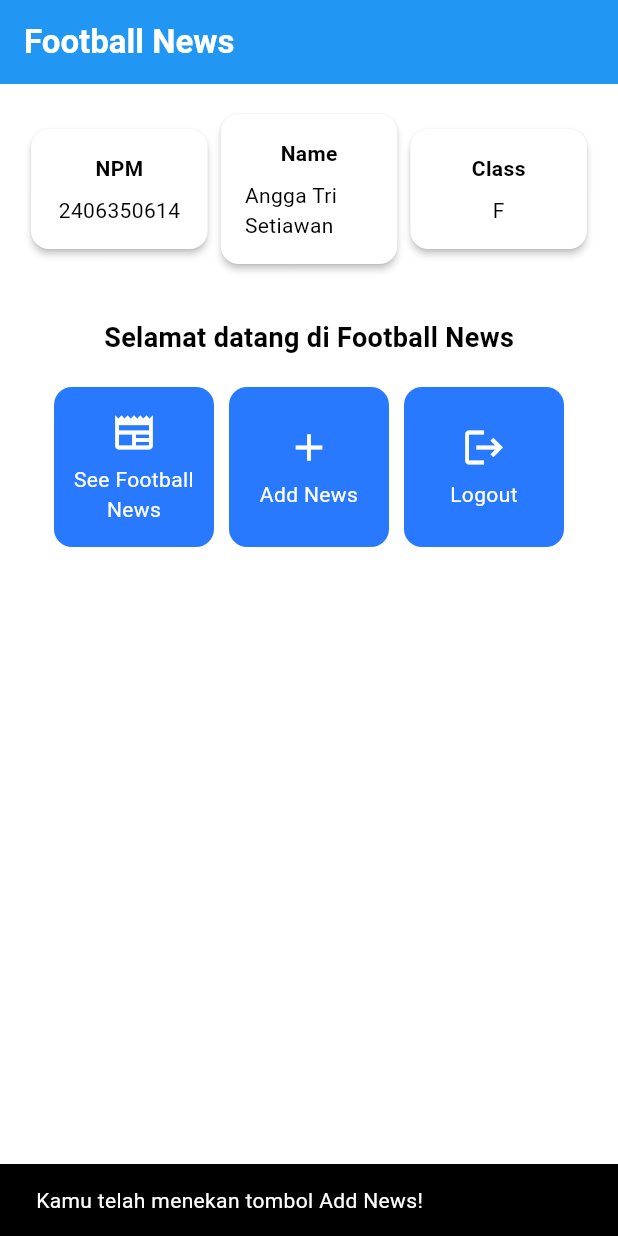
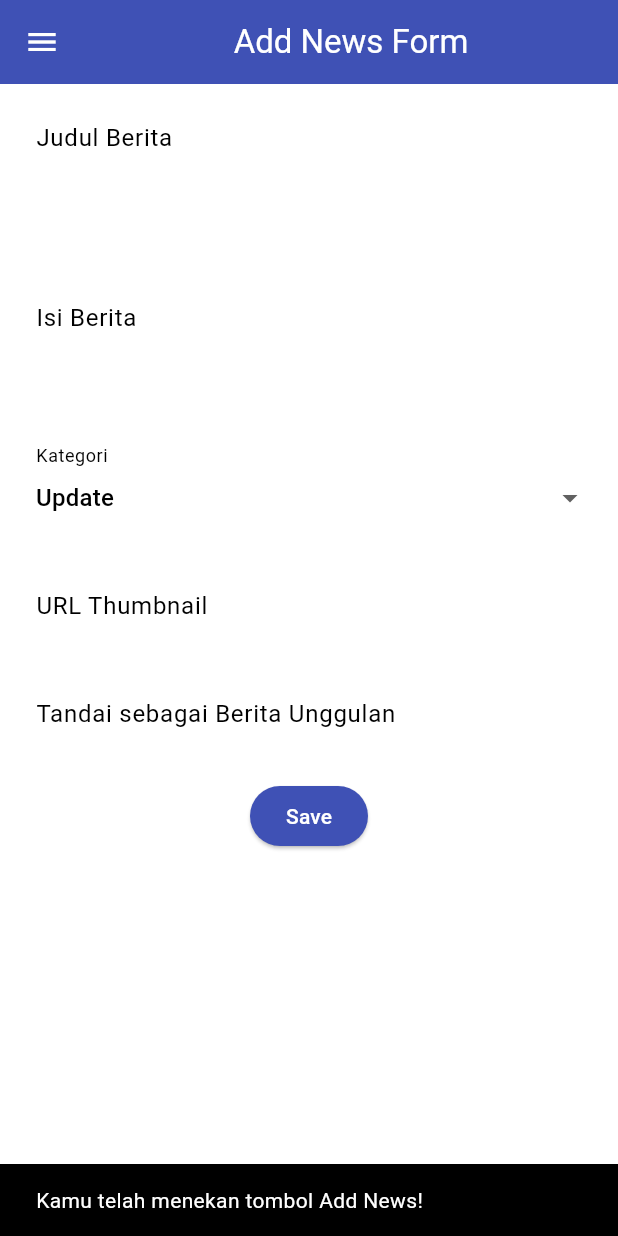
Before and after one commit to AnggaTriSetiawan/football-news-mobile, a Flutter app: the screen it shows after launch, after a tap on "Add News", on a phone screen of 412 x 824 dp. Run offline on Flutter 3.47's test engine with Material 3 defaults, Android fonts, the phone set to English and light mode, and no system bars.

Commit message:
tutorial 7 selesai

```diff
--- a/lib/menu.dart
+++ b/lib/screens/menu.dart
@@ -1,24 +1,24 @@
 import 'package:flutter/material.dart';
+import 'package:football_news/widgets/left_drawer.dart';
+import 'package:football_news/screens/newslist_form.dart';
 
 class MyHomePage extends StatelessWidget {
   MyHomePage({super.key});
 
-    final String nama = "Angga Tri Setiawan"; //nama
-    final String npm = "2406350614"; //npm
-    final String kelas = "F"; //kelas
+  final String nama = "Angga Tri Setiawan";
+  final String npm = "2406350614";
+  final String kelas = "F";
 
   final List<ItemHomepage> items = [
     ItemHomepage("See Football News", Icons.newspaper),
     ItemHomepage("Add News", Icons.add),
     ItemHomepage("Logout", Icons.logout),
   ];
+
   @override
   Widget build(BuildContext context) {
-        // Scaffold menyediakan struktur dasar halaman dengan AppBar dan body.
     return Scaffold(
-      // AppBar adalah bagian atas halaman yang menampilkan judul.
       appBar: AppBar(
-        // Judul aplikasi "Football News" dengan teks putih dan tebal.
         title: const Text(
           'Football News',
           style: TextStyle(
@@ -26,17 +26,14 @@ class MyHomePage extends StatelessWidget {
             fontWeight: FontWeight.bold,
           ),
         ),
-        // Warna latar belakang AppBar diambil dari skema warna tema aplikasi.
         backgroundColor: Theme.of(context).colorScheme.primary,
       ),
-      // Body halaman dengan padding di sekelilingnya.
+      drawer: const LeftDrawer(),
       body: Padding(
         padding: const EdgeInsets.all(16.0),
-        // Menyusun widget secara vertikal dalam sebuah kolom.
         child: Column(
           crossAxisAlignment: CrossAxisAlignment.center,
           children: [
-            // Row untuk menampilkan 3 InfoCard secara horizontal.
             Row(
               mainAxisAlignment: MainAxisAlignment.spaceEvenly,
               children: [
@@ -45,17 +42,10 @@ class MyHomePage extends StatelessWidget {
                 InfoCard(title: 'Class', content: kelas),
               ],
             ),
-
-            // Memberikan jarak vertikal 16 unit.
             const SizedBox(height: 16.0),
-
-            // Menempatkan widget berikutnya di tengah halaman.
             Center(
               child: Column(
-                // Menyusun teks dan grid item secara vertikal.
-
                 children: [
-                  // Menampilkan teks sambutan dengan gaya tebal dan ukuran 18.
                   const Padding(
                     padding: EdgeInsets.only(top: 16.0),
                     child: Text(
@@ -66,18 +56,13 @@ class MyHomePage extends StatelessWidget {
                       ),
                     ),
                   ),
-
-                  // Grid untuk menampilkan ItemCard dalam bentuk grid 3 kolom.
                   GridView.count(
                     primary: true,
                     padding: const EdgeInsets.all(20),
                     crossAxisSpacing: 10,
                     mainAxisSpacing: 10,
                     crossAxisCount: 3,
-                    // Agar grid menyesuaikan tinggi kontennya.
                     shrinkWrap: true,
-
-                    // Menampilkan ItemCard untuk setiap item dalam list items.
                     children: items.map((ItemHomepage item) {
                       return ItemCard(item);
                     }).toList(),
@@ -93,23 +78,18 @@ class MyHomePage extends StatelessWidget {
 }
 
 class InfoCard extends StatelessWidget {
-  // Kartu informasi yang menampilkan title dan content.
-
-  final String title;  // Judul kartu.
-  final String content;  // Isi kartu.
+  final String title;
+  final String content;
 
   const InfoCard({super.key, required this.title, required this.content});
 
   @override
   Widget build(BuildContext context) {
     return Card(
-      // Membuat kotak kartu dengan bayangan dibawahnya.
       elevation: 2.0,
       child: Container(
-        // Mengatur ukuran dan jarak di dalam kartu.
-        width: MediaQuery.of(context).size.width / 3.5, // menyesuaikan dengan lebar device yang digunakan.
+        width: MediaQuery.of(context).size.width / 3.5,
         padding: const EdgeInsets.all(16.0),
-        // Menyusun title dan content secara vertikal.
         child: Column(
           children: [
             Text(
@@ -133,8 +113,6 @@ class ItemHomepage {
 }
 
 class ItemCard extends StatelessWidget {
-  // Menampilkan kartu dengan ikon dan nama.
-
   final ItemHomepage item;
 
   const ItemCard(this.item, {super.key});
@@ -142,27 +120,30 @@ class ItemCard extends StatelessWidget {
   @override
   Widget build(BuildContext context) {
     return Material(
-      // Menentukan warna latar belakang dari tema aplikasi.
       color: Theme.of(context).colorScheme.secondary,
-      // Membuat sudut kartu melengkung.
       borderRadius: BorderRadius.circular(12),
-
       child: InkWell(
-        // Aksi ketika kartu ditekan.
         onTap: () {
-          // Menampilkan pesan SnackBar saat kartu ditekan.
           ScaffoldMessenger.of(context)
             ..hideCurrentSnackBar()
             ..showSnackBar(
-              SnackBar(content: Text("Kamu telah menekan tombol ${item.name}!"))
+              SnackBar(
+                content: Text("Kamu telah menekan tombol ${item.name}!"),
+              ),
             );
+
+          // Routing ke NewsFormPage
+          if (item.name == "Add News") {
+            Navigator.push(
+              context,
+              MaterialPageRoute(builder: (context) => const NewsFormPage()),
+            );
+          }
         },
-        // Container untuk menyimpan Icon dan Text
         child: Container(
           padding: const EdgeInsets.all(8),
           child: Center(
             child: Column(
-              // Menyusun ikon dan teks di tengah kartu.
               mainAxisAlignment: MainAxisAlignment.center,
               children: [
                 Icon(
@@ -183,5 +164,4 @@ class ItemCard extends StatelessWidget {
       ),
     );
   }
-
 }
--- /dev/null
+++ b/lib/screens/newslist_form.dart
@@ -0,0 +1,220 @@
+import 'package:flutter/material.dart';
+import 'package:football_news/widgets/left_drawer.dart';
+
+class NewsFormPage extends StatefulWidget {
+  const NewsFormPage({super.key});
+
+  @override
+  State<NewsFormPage> createState() => _NewsFormPageState();
+}
+
+class _NewsFormPageState extends State<NewsFormPage> {
+  final _formKey = GlobalKey<FormState>();
+
+  String _title = "";
+  String _content = "";
+  String _category = "update";
+  String _thumbnail = "";
+  bool _isFeatured = false;
+
+  final List<String> _categories = [
+    'transfer',
+    'update',
+    'exclusive',
+    'match',
+    'rumor',
+    'analysis',
+  ];
+
+  @override
+  Widget build(BuildContext context) {
+    return Scaffold(
+      appBar: AppBar(
+        title: const Center(
+          child: Text(
+            'Add News Form',
+          ),
+        ),
+        backgroundColor: Colors.indigo,
+        foregroundColor: Colors.white,
+      ),
+
+      drawer: const LeftDrawer(),
+
+      body: Form(
+        key: _formKey,
+        child: SingleChildScrollView(
+          child: Column(
+            crossAxisAlignment: CrossAxisAlignment.start,
+            children: [
+              // === Title ===
+              Padding(
+                padding: const EdgeInsets.all(8.0),
+                child: TextFormField(
+                  decoration: InputDecoration(
+                    hintText: "Judul Berita",
+                    labelText: "Judul Berita",
+                    border: OutlineInputBorder(
+                      borderRadius: BorderRadius.circular(5.0),
+                    ),
+                  ),
+                  onChanged: (String? value) {
+                    setState(() {
+                      _title = value!;
+                    });
+                  },
+                  validator: (String? value) {
+                    if (value == null || value.isEmpty) {
+                      return "Judul tidak boleh kosong!";
+                    }
+                    return null;
+                  },
+                ),
+              ),
+
+              // === Content ===
+              Padding(
+                padding: const EdgeInsets.all(8.0),
+                child: TextFormField(
+                  maxLines: 5,
+                  decoration: InputDecoration(
+                    hintText: "Isi Berita",
+                    labelText: "Isi Berita",
+                    border: OutlineInputBorder(
+                      borderRadius: BorderRadius.circular(5.0),
+                    ),
+                  ),
+                  onChanged: (String? value) {
+                    setState(() {
+                      _content = value!;
+                    });
+                  },
+                  validator: (String? value) {
+                    if (value == null || value.isEmpty) {
+                      return "Isi berita tidak boleh kosong!";
+                    }
+                    return null;
+                  },
+                ),
+              ),
+
+              // === Category ===
+              Padding(
+                padding: const EdgeInsets.all(8.0),
+                child: DropdownButtonFormField<String>(
+                  decoration: InputDecoration(
+                    labelText: "Kategori",
+                    border: OutlineInputBorder(
+                      borderRadius: BorderRadius.circular(5.0),
+                    ),
+                  ),
+                  value: _category,
+                  items: _categories
+                      .map(
+                        (cat) => DropdownMenuItem(
+                          value: cat,
+                          child:
+                              Text(cat[0].toUpperCase() + cat.substring(1)),
+                        ),
+                      )
+                      .toList(),
+                  onChanged: (String? newValue) {
+                    setState(() {
+                      _category = newValue!;
+                    });
+                  },
+                ),
+              ),
+
+              // === Thumbnail URL ===
+              Padding(
+                padding: const EdgeInsets.all(8.0),
+                child: TextFormField(
+                  decoration: InputDecoration(
+                    hintText: "URL Thumbnail (opsional)",
+                    labelText: "URL Thumbnail",
+                    border: OutlineInputBorder(
+                      borderRadius: BorderRadius.circular(5.0),
+                    ),
+                  ),
+                  onChanged: (String? value) {
+                    setState(() {
+                      _thumbnail = value!;
+                    });
+                  },
+                ),
+              ),
+
+              // === Is Featured ===
+              Padding(
+                padding: const EdgeInsets.all(8.0),
+                child: SwitchListTile(
+                  title: const Text("Tandai sebagai Berita Unggulan"),
+                  value: _isFeatured,
+                  onChanged: (bool value) {
+                    setState(() {
+                      _isFeatured = value;
+                    });
+                  },
+                ),
+              ),
+
+              // === Tombol Simpan ===
+              Align(
+                alignment: Alignment.bottomCenter,
+                child: Padding(
+                  padding: const EdgeInsets.all(8.0),
+                  child: ElevatedButton(
+                    style: ButtonStyle(
+                      backgroundColor:
+                          MaterialStateProperty.all(Colors.indigo),
+                    ),
+                    onPressed: () {
+                      if (_formKey.currentState!.validate()) {
+                        showDialog(
+                          context: context,
+                          builder: (context) {
+                            return AlertDialog(
+                              title:
+                                  const Text('Berita berhasil disimpan'),
+                              content: SingleChildScrollView(
+                                child: Column(
+                                  crossAxisAlignment:
+                                      CrossAxisAlignment.start,
+                                  children: [
+                                    Text('Judul: $_title'),
+                                    Text('Isi: $_content'),
+                                    Text('Kategori: $_category'),
+                                    Text('Thumbnail: $_thumbnail'),
+                                    Text('Unggulan: ${_isFeatured ? "Ya" : "Tidak"}'),
+                                  ],
+                                ),
+                              ),
+                              actions: [
+                                TextButton(
+                                  child: const Text('OK'),
+                                  onPressed: () {
+                                    Navigator.pop(context);
+                                    _formKey.currentState!.reset();
+                                  },
+                                ),
+                              ],
+                            );
+                          },
+                        );
+                      }
+                    },
+                    child: const Text(
+                      "Save",
+                      style: TextStyle(color: Colors.white),
+                    ),
+                  ),
+                ),
+              ),
+            ],
+          ),
+        ),
+      ),
+    );
+  }
+}
--- /dev/null
+++ b/lib/widgets/left_drawer.dart
@@ -0,0 +1,70 @@
+import 'package:flutter/material.dart';
+import 'package:football_news/screens/menu.dart';
+import 'package:football_news/screens/newslist_form.dart';
+
+class LeftDrawer extends StatelessWidget {
+  const LeftDrawer({super.key});
+
+  @override
+  Widget build(BuildContext context) {
+    return Drawer(
+      child: ListView(
+        children: [
+          const DrawerHeader(
+            decoration: BoxDecoration(
+              color: Colors.blue,
+            ),
+            child: Column(
+              children: [
+                Text(
+                  'Football News',
+                  textAlign: TextAlign.center,
+                  style: TextStyle(
+                    fontSize: 30,
+                    fontWeight: FontWeight.bold,
+                    color: Colors.white,
+                  ),
+                ),
+                Padding(padding: EdgeInsets.all(10)),
+                Text(
+                  "Seluruh berita sepak bola terkini di sini!",
+                  textAlign: TextAlign.center,
+                  style: TextStyle(
+                    fontSize: 15,
+                    color: Colors.white,
+                    fontWeight: FontWeight.normal,
+                  ),
+                ),
+              ],
+            ),
+          ),
+
+          // Routing ke Home
+          ListTile(
+            leading: const Icon(Icons.home_outlined),
+            title: const Text('Home'),
+            onTap: () {
+              Navigator.pushReplacement(
+                context,
+                MaterialPageRoute(builder: (context) => MyHomePage()),
+              );
+            },
+          ),
+
+          // Routing ke Add News
+          ListTile(
+            leading: const Icon(Icons.post_add),
+            title: const Text('Add News'),
+            onTap: () {
+              Navigator.pushReplacement(
+                context,
+                MaterialPageRoute(builder: (context) => const NewsFormPage()),
+              );
+            },
+          ),
+
+        ],
+      ),
+    );
+  }
+}
```
Also changed, not shown: lib/main.dart (+1 -17 lines), lib/widgets/news_card.dart (added). Lines whose indentation alone changed are shown as unchanged.
